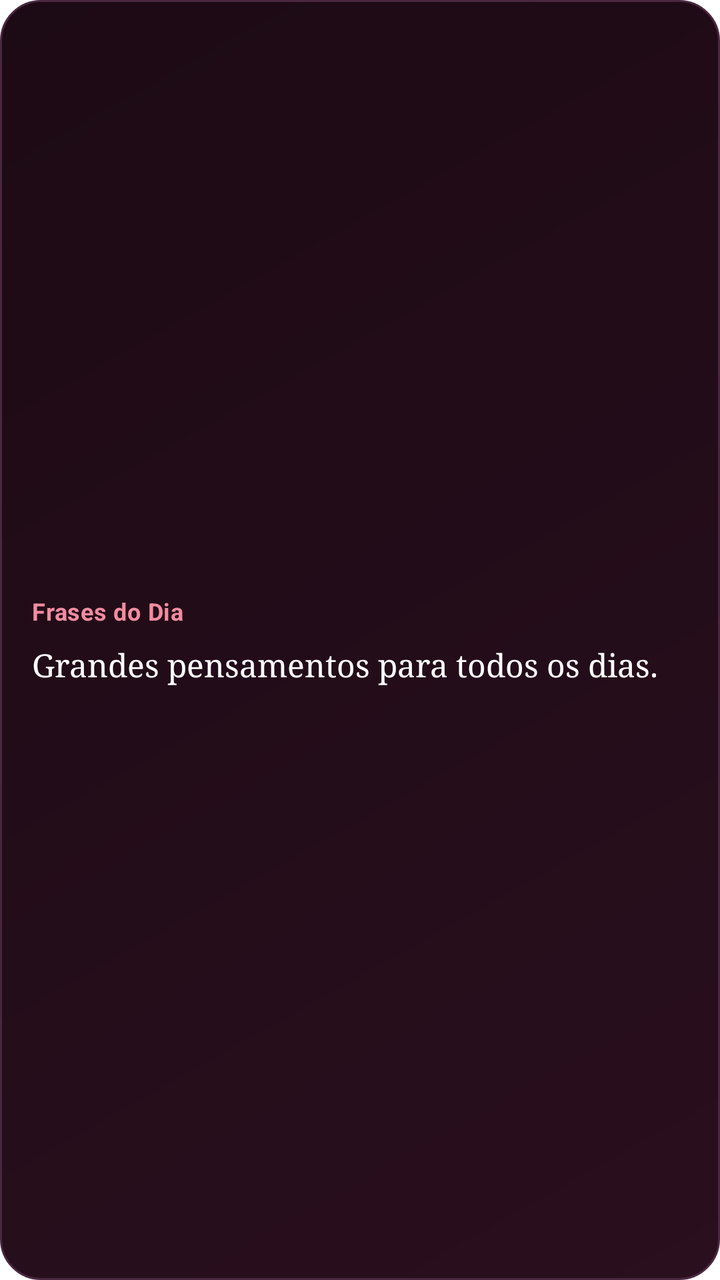
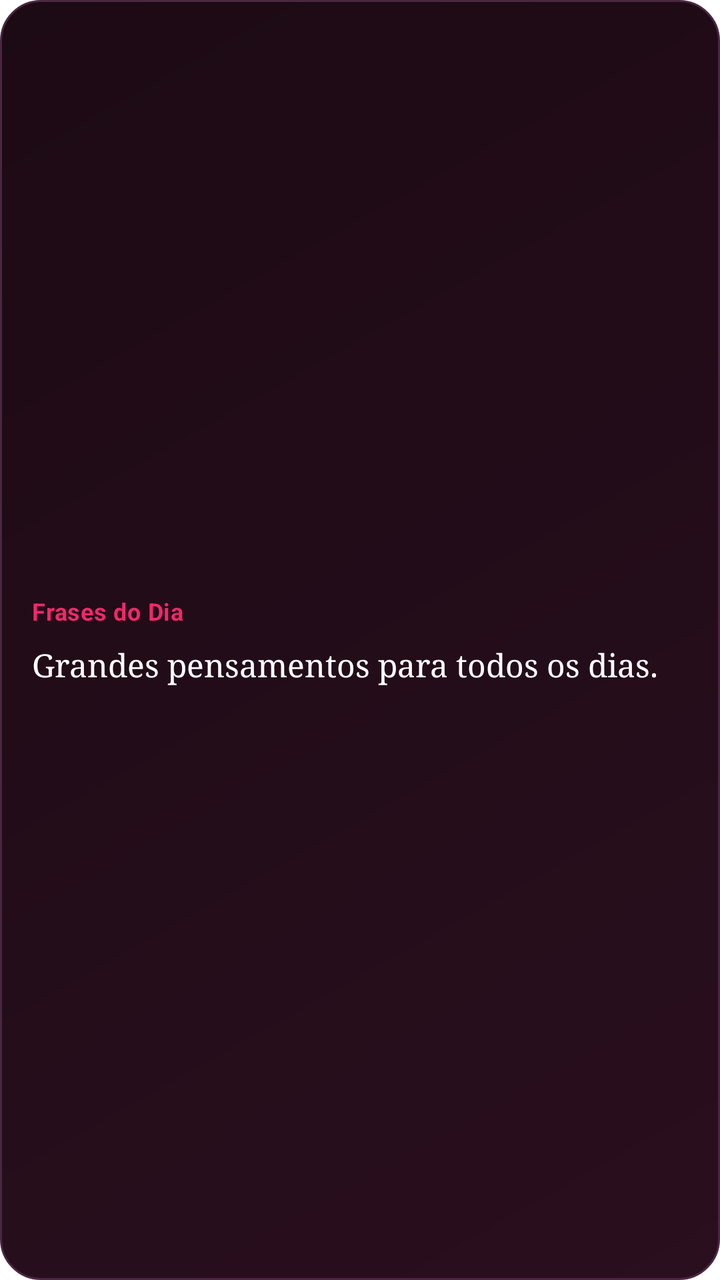

Screens rendered from an Android XML layout before and after an edit, with the pre-edit source and the edit as a unified diff.
<!-- AndroidManifest.xml: fallback theme Theme.MaterialComponents.DayNight.NoActionBar -->
<!-- res/layout/quote_widget.xml -->
<?xml version="1.0" encoding="utf-8"?>
<LinearLayout xmlns:android="http://schemas.android.com/apk/res/android"
    android:id="@+id/widget_root"
    android:layout_width="match_parent"
    android:layout_height="match_parent"
    android:orientation="vertical"
    android:background="@drawable/quote_widget_bg"
    android:padding="16dp"
    android:gravity="center_vertical">

    <TextView
        android:id="@+id/widget_appname"
        android:layout_width="wrap_content"
        android:layout_height="wrap_content"
        android:text="Frases do Dia"
        android:textColor="#F28CA0"
        android:textStyle="bold"
        android:textSize="12sp"
        android:letterSpacing="0.02"
        android:layout_marginBottom="8dp" />

    <TextView
        android:id="@+id/widget_quote"
        android:layout_width="match_parent"
        android:layout_height="wrap_content"
        android:text="Grandes pensamentos para todos os dias."
        android:textColor="#FFFFFF"
        android:textSize="16sp"
        android:fontFamily="serif"
        android:maxLines="4"
        android:ellipsize="end"
        android:lineSpacingMultiplier="1.15" />

</LinearLayout>
<!-- resources referenced by this layout -->
<resources>
  <!-- drawable quote_widget_bg (drawable) -->
  <?xml version="1.0" encoding="utf-8"?>
  <shape xmlns:android="http://schemas.android.com/apk/res/android"
      android:shape="rectangle">
      <gradient
          android:startColor="#2A0F1E"
          android:endColor="#1C0A14"
          android:angle="135" />
      <corners android:radius="20dp" />
      <stroke android:width="1dp" android:color="#4A2740" />
  </shape>
</resources>

<!-- the commit's change to res/layout/quote_widget.xml (unified diff, before → after) -->
@@ -13,7 +13,7 @@
         android:layout_width="wrap_content"
         android:layout_height="wrap_content"
         android:text="Frases do Dia"
-        android:textColor="#F28CA0"
+        android:textColor="#F0286A"
         android:textStyle="bold"
         android:textSize="12sp"
         android:letterSpacing="0.02"
